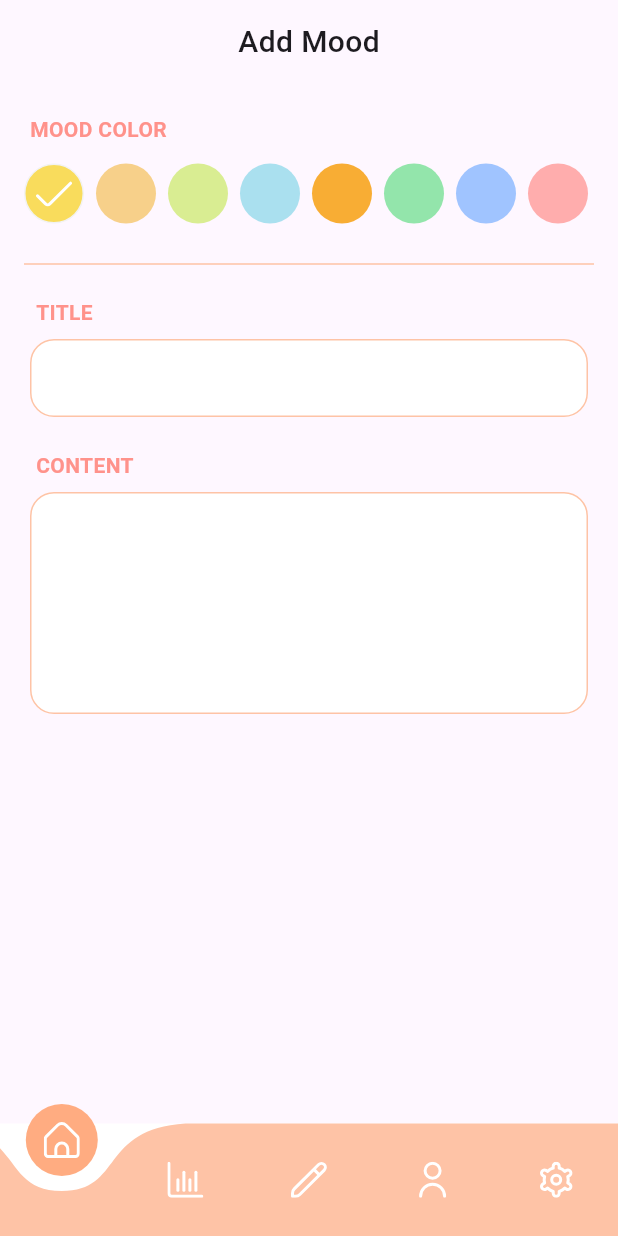
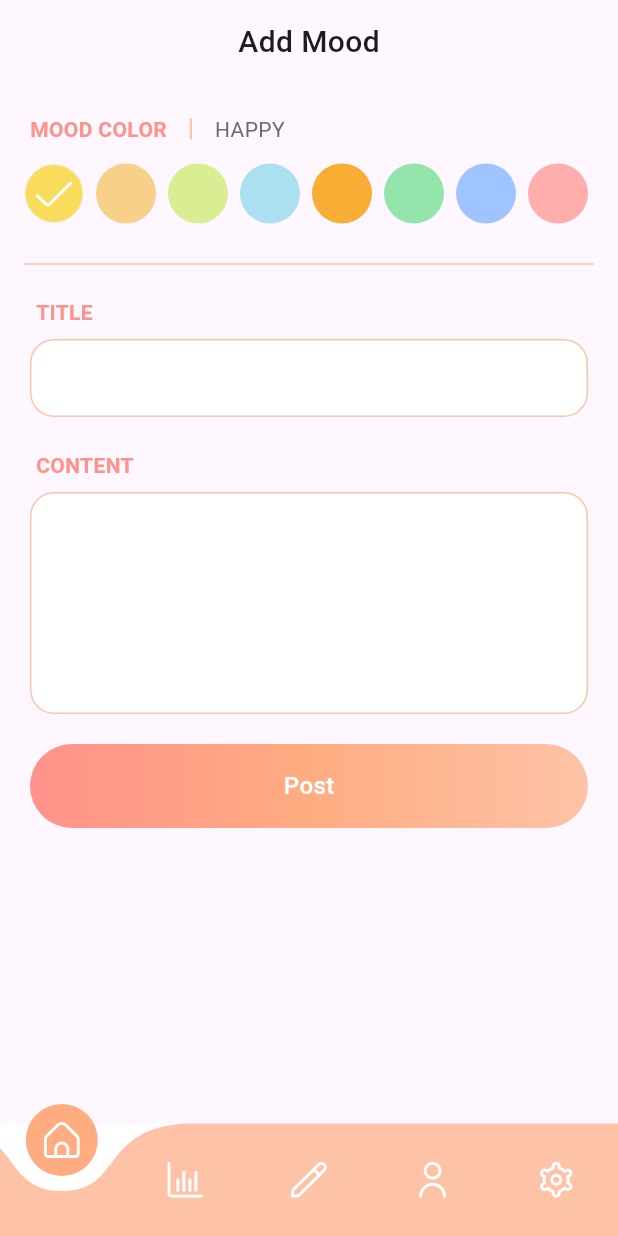
Before and after one commit to hnaa0/smoodie, a Flutter app: the MainNavScreen screen opened directly with empty values, item 3 of the bottom bar chosen, on a phone screen of 412 x 824 dp. Run offline on Flutter 3.47's test engine with Material 3 defaults, Android fonts, the phone set to English and light mode, and no system bars; drawn by our look-alikes of curved_navigation_bar; our stand-ins replace cloud_firestore, firebase_auth, firebase_core, flutter_animate, flutter_riverpod, flutter_svg and 3 more; accounts and stored records are empty; Roboto replaces fonts that are missing (Pretendard).

Commit message:
Implement upload-mood feature in Write Screen

```diff
--- a/lib/features/mood/views/models/mood_type.dart
+++ /dev/null
@@ -1,35 +0,0 @@
-enum MoodType {
-  happy,
-  grateful,
-  calm,
-  free,
-  excited,
-  confident,
-  sad,
-  angry,
-  stressed,
-  tired,
-  anxious,
-  content,
-  lonely,
-  confused,
-  depressed;
-
-  int get color => switch (this) {
-        MoodType.happy => 0xffF9DC5C,
-        MoodType.calm => 0xffD9ED92,
-        MoodType.sad => 0xffA0C4FF,
-        MoodType.angry => 0xffFFADAD,
-        MoodType.stressed => 0xffE2E2DF,
-        MoodType.tired => 0xffDAB894,
-        MoodType.excited => 0xffF8AD34,
-        MoodType.anxious => 0xffBDB2FF,
-        MoodType.content => 0xff9CEAEF,
-        MoodType.lonely => 0xffEA9AB2,
-        MoodType.confused => 0xff7DCFB6,
-        MoodType.grateful => 0xffF7D08A,
-        MoodType.depressed => 0xff457B9D,
-        MoodType.confident => 0xff93E5AB,
-        MoodType.free => 0xffAAE0EF,
-      };
-}
--- a/lib/features/mood/views/widgets/mood_tag.dart
+++ b/lib/features/mood/views/widgets/mood_tag.dart
@@ -1,7 +1,7 @@
 import 'package:flutter/material.dart';
 import 'package:flutter_svg/svg.dart';
 import 'package:smoodie/constants/colors.dart';
-import 'package:smoodie/features/mood/views/models/mood_type.dart';
+import 'package:smoodie/features/mood/models/mood_type.dart';
 
 class MoodTag extends StatelessWidget {
   const MoodTag({
--- /dev/null
+++ b/lib/features/mood/views/widgets/post_button.dart
@@ -0,0 +1,57 @@
+import 'package:flutter/material.dart';
+import 'package:flutter_riverpod/flutter_riverpod.dart';
+import 'package:loading_animation_widget/loading_animation_widget.dart';
+import 'package:smoodie/constants/colors.dart';
+import 'package:smoodie/features/mood/view_models/upload_mood_view_model.dart';
+
+class PostButton extends ConsumerWidget {
+  const PostButton({
+    super.key,
+    required this.onPostTap,
+  });
+
+  final Function onPostTap;
+
+  @override
+  Widget build(BuildContext context, WidgetRef ref) {
+    return GestureDetector(
+      onTap: () => onPostTap(),
+      child: Container(
+        constraints: const BoxConstraints(
+          minHeight: 56,
+        ),
+        alignment: Alignment.center,
+        width: MediaQuery.of(context).size.width,
+        padding: const EdgeInsets.symmetric(
+          horizontal: 24,
+          vertical: 16,
+        ),
+        decoration: const BoxDecoration(
+          gradient: LinearGradient(
+            colors: [
+              Color(SmoodieColors.coralPink),
+              Color(SmoodieColors.atomicTangerine),
+              Color(SmoodieColors.apricot),
+            ],
+          ),
+          borderRadius: BorderRadius.all(
+            Radius.circular(28),
+          ),
+        ),
+        child: ref.watch(uploadMoodProvider).isLoading
+            ? LoadingAnimationWidget.bouncingBall(
+                color: Colors.white,
+                size: 20,
+              )
+            : const Text(
+                "Post",
+                style: TextStyle(
+                  fontSize: 16,
+                  fontWeight: FontWeight.w500,
+                  color: Colors.white,
+                ),
+              ),
+      ),
+    );
+  }
+}
--- a/lib/features/mood/views/widgets/write_field.dart
+++ b/lib/features/mood/views/widgets/write_field.dart
@@ -7,9 +7,13 @@ class WriteField extends StatelessWidget {
   const WriteField({
     super.key,
     required this.type,
+    required this.controller,
+    required this.formData,
   });
 
   final WriteFieldType type;
+  final TextEditingController controller;
+  final Map<String, dynamic> formData;
 
   @override
   Widget build(BuildContext context) {
@@ -30,6 +34,7 @@ class WriteField extends StatelessWidget {
         ),
         const Gap(8),
         TextFormField(
+          controller: controller,
           maxLines: type == WriteFieldType.content ? 5 : 1,
           decoration: InputDecoration(
             fillColor: Colors.white,
@@ -62,6 +67,11 @@ class WriteField extends StatelessWidget {
               borderRadius: BorderRadius.circular(16),
             ),
           ),
+          onSaved: (newValue) {
+            if (newValue != null) {
+              formData[type.name] = newValue;
+            }
+          },
         ),
       ],
     );
--- a/lib/features/mood/views/write_screen.dart
+++ b/lib/features/mood/views/write_screen.dart
@@ -1,8 +1,11 @@
 import 'package:flutter/material.dart';
+import 'package:flutter_riverpod/flutter_riverpod.dart';
 import 'package:gap/gap.dart';
 import 'package:smoodie/constants/colors.dart';
-import 'package:smoodie/features/mood/views/models/mood_type.dart';
+import 'package:smoodie/features/mood/models/mood_type.dart';
+import 'package:smoodie/features/mood/view_models/upload_mood_view_model.dart';
 import 'package:smoodie/features/mood/views/widgets/mood_tag.dart';
+import 'package:smoodie/features/mood/views/widgets/post_button.dart';
 import 'package:smoodie/features/mood/views/widgets/write_field.dart';
 
 enum WriteFieldType {
@@ -10,24 +13,94 @@ enum WriteFieldType {
   content,
 }
 
-class WriteScreen extends StatefulWidget {
+class WriteScreen extends ConsumerStatefulWidget {
   static const routeUrl = "/write";
   static const routeName = "write";
 
   const WriteScreen({super.key});
 
   @override
-  State<WriteScreen> createState() => _WriteScreenState();
+  ConsumerState<WriteScreen> createState() => _WriteScreenState();
 }
 
-class _WriteScreenState extends State<WriteScreen> {
+class _WriteScreenState extends ConsumerState<WriteScreen> {
+  final GlobalKey<FormState> _formKey = GlobalKey<FormState>();
+  final TextEditingController _titleController = TextEditingController();
+  final TextEditingController _contentController = TextEditingController();
+  final Map<String, dynamic> _formData = {};
+
   int _selectedIdx = 0;
+  String _title = "";
+  String _content = "";
+  bool _isInvalid = false;
 
-  void onMoodTap({required String mood, required int index}) {
+  void _onMoodTap({required String mood, required int index}) {
     setState(() {
       _selectedIdx = index;
-      // _formData["moodType"] = MoodTypeExtension.fromString(mood);
+      _formData["moodType"] = MoodTypeExtension.fromString(mood);
     });
+  }
+
+  void _onPostTap() {
+    if (_content.isEmpty || _title.isEmpty) {
+      setState(() {
+        _isInvalid = true;
+      });
+      return;
+    }
+
+    if (_formData["moodType"] == null) {
+      _formData["moodType"] = MoodType.values[_selectedIdx];
+    }
+
+    if (_formKey.currentState != null) {
+      if (_formKey.currentState!.validate()) {
+        _formKey.currentState!.save();
+
+        ref
+            .read(uploadMoodProvider.notifier)
+            .uploadMood(
+              form: _formData,
+              context: context,
+            )
+            .then((value) {
+          _initMood();
+        });
+      }
+    }
+  }
+
+  void _initMood() {
+    setState(() {
+      _contentController.clear();
+      _titleController.clear();
+      _formData.clear();
+      _selectedIdx = 0;
+      _isInvalid = false;
+    });
+    FocusScope.of(context).unfocus();
+  }
+
+  @override
+  void initState() {
+    super.initState();
+    _titleController.addListener(() {
+      setState(() {
+        _title = _titleController.text;
+      });
+    });
+    _contentController.addListener(() {
+      setState(() {
+        _content = _contentController.text;
+      });
+    });
+  }
+
+  @override
+  void dispose() {
+    _titleController.dispose();
+    _contentController.dispose();
+    super.dispose();
   }
 
   @override
@@ -54,16 +127,37 @@ class _WriteScreenState extends State<WriteScreen> {
                 ),
               ),
               const Gap(20),
-              const Padding(
-                padding: EdgeInsets.only(
+              Padding(
+                padding: const EdgeInsets.only(
                   left: 4,
                 ),
-                child: Text(
-                  "MOOD COLOR",
-                  style: TextStyle(
-                    fontWeight: FontWeight.w600,
-                    color: Color(SmoodieColors.coralPink),
-                  ),
+                child: Row(
+                  children: [
+                    const Text(
+                      "MOOD COLOR",
+                      style: TextStyle(
+                        fontWeight: FontWeight.w600,
+                        color: Color(SmoodieColors.coralPink),
+                      ),
+                    ),
+                    const Gap(8),
+                    const SizedBox(
+                      height: 14,
+                      child: VerticalDivider(
+                        color: Color(SmoodieColors.apricot),
+                        thickness: 1.5,
+                      ),
+                    ),
+                    const Gap(8),
+                    Text(
+                      MoodType.values[_selectedIdx].name.toUpperCase(),
+                      style: const TextStyle(
+                        color: Color(
+                          SmoodieColors.gray_500,
+                        ),
+                      ),
+                    ),
+                  ],
                 ),
               ),
               const Gap(8),
@@ -83,7 +177,7 @@ class _WriteScreenState extends State<WriteScreen> {
                     var mood = MoodType.values[index];
                     return GestureDetector(
                       onTap: () {
-                        onMoodTap(mood: mood.name, index: index);
+                        _onMoodTap(mood: mood.name, index: index);
                       },
                       child: MoodTag(
                         mood: mood,
@@ -100,22 +194,44 @@ class _WriteScreenState extends State<WriteScreen> {
                 color: Color(SmoodieColors.apricot),
               ),
               const Gap(14),
-              const Padding(
-                padding: EdgeInsets.symmetric(
+              Padding(
+                padding: const EdgeInsets.symmetric(
                   horizontal: 4,
                 ),
                 child: Form(
+                  key: _formKey,
                   child: Column(
+                    crossAxisAlignment: CrossAxisAlignment.start,
                     children: [
                       WriteField(
                         type: WriteFieldType.title,
+                        controller: _titleController,
+                        formData: _formData,
                       ),
-                      Gap(22),
+                      const Gap(22),
                       SingleChildScrollView(
                         child: WriteField(
                           type: WriteFieldType.content,
+                          controller: _contentController,
+                          formData: _formData,
                         ),
                       ),
+                      const Gap(20),
+                      PostButton(
+                        onPostTap: _onPostTap,
+                      ),
+                      if (_isInvalid)
+                        const Padding(
+                          padding: EdgeInsets.only(left: 4, top: 4),
+                          child: Text(
+                            "제목과 내용은 비워둘 수 없어요! 모두 입력해주세요.",
+                            style: TextStyle(
+                              fontSize: 12,
+                              color: Colors.redAccent,
+                            ),
+                          ),
+                        ),
+                      const Gap(20),
                     ],
                   ),
                 ),
--- a/pubspec.yaml
+++ b/pubspec.yaml
@@ -52,6 +52,9 @@ dependencies:
   loading_animation_widget: ^1.2.1
 
   curved_navigation_bar: ^1.0.6
+
+  flutter_animate: ^4.5.0
+
 
 dev_dependencies:
   flutter_test:
```
Also changed, not shown: lib/features/mood/models/mood_model.dart (added, +39 -0 lines), lib/features/mood/models/mood_type.dart (added, +74 -0 lines), lib/features/mood/repos/mood_repository.dart (added, +28 -0 lines), lib/features/mood/view_models/upload_mood_view_model.dart (added, +86 -0 lines), pubspec.lock.
